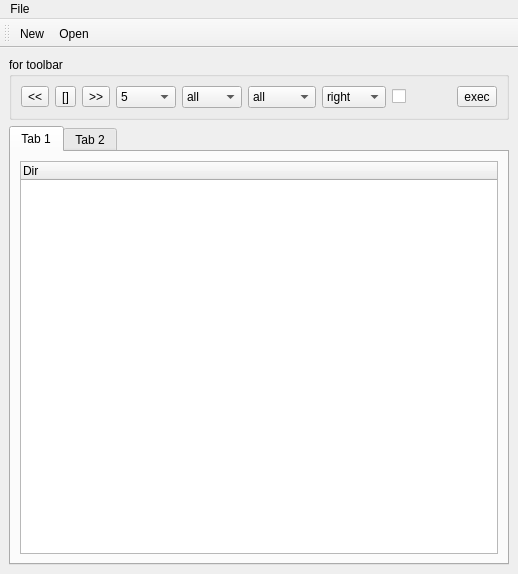
Before: the Qt Designer form resources/form.ui in sanami/qt-wallpaper, drawn with Qt 5.
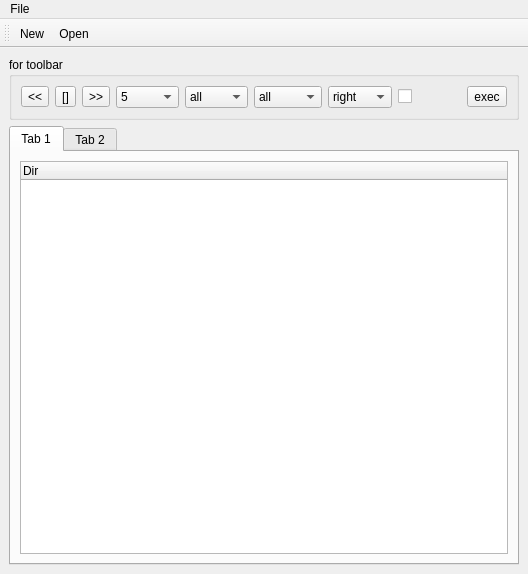
After: the same form once the commit is applied. The open tabs and pages were chosen to show the change. Icons and pictures are not drawn.

Commit message: Tab indents fixed

The edit to the form file:
```diff
--- a/resources/form.ui
+++ b/resources/form.ui
@@ -6,7 +6,7 @@
    <rect>
     <x>0</x>
     <y>0</y>
-    <width>518</width>
+    <width>528</width>
     <height>574</height>
    </rect>
   </property>
@@ -179,8 +179,8 @@
     <rect>
      <x>0</x>
      <y>0</y>
-     <width>518</width>
-     <height>27</height>
+     <width>528</width>
+     <height>30</height>
     </rect>
    </property>
    <widget class="QMenu" name="menuFile">
```
Left out of the diff: 5 changed lines with no effect on the pictures. The commit also changes 7 other files.
